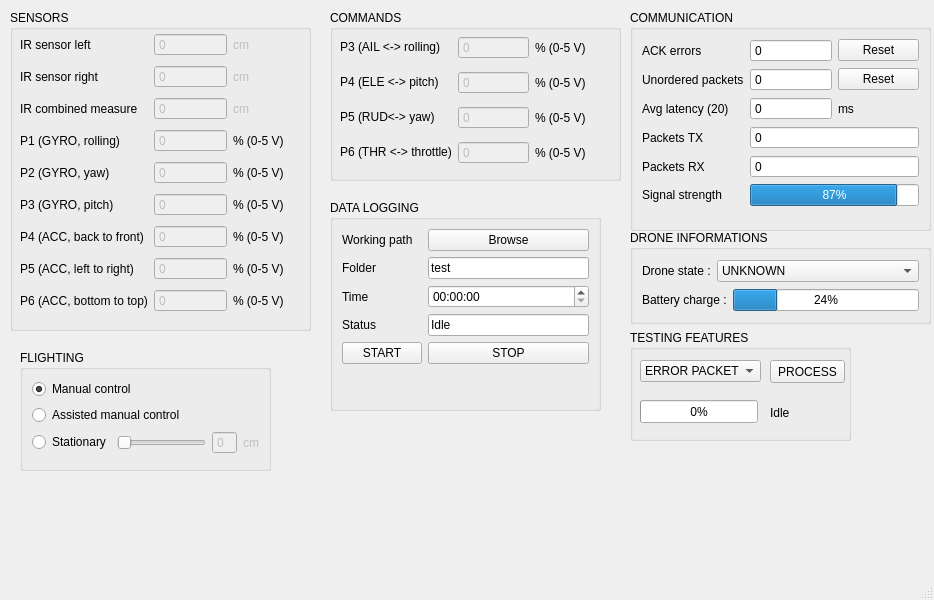
Before: the Qt Designer form Drone-Remote-Center/mainwindow.ui in jeanibarz/l3-drone, drawn with Qt 5.
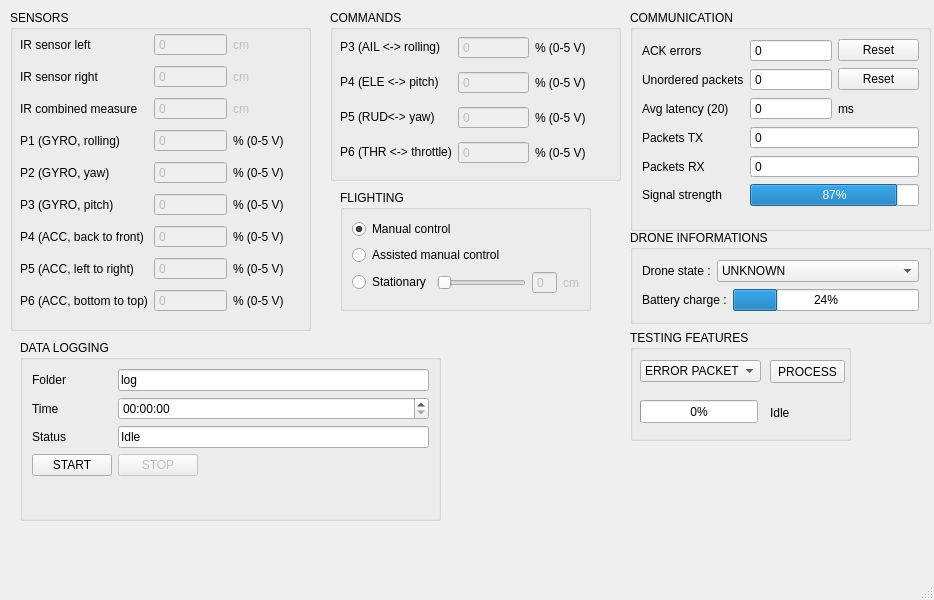
After: the same form once the commit is applied.

Commit message: Debut d'implementation du logging (boutons, verification/creation dossier, messages d'erreur, logging statut, incrementation des numeros de fichiers pour pas ecraser les donnees precedemment enregistrees etc.)

Patch:
```diff
--- a/Drone-Remote-Center/mainwindow.ui
+++ b/Drone-Remote-Center/mainwindow.ui
@@ -733,8 +733,8 @@
    <widget class="QGroupBox" name="groupBox_6">
     <property name="geometry">
      <rect>
-      <x>20</x>
-      <y>350</y>
+      <x>340</x>
+      <y>190</y>
       <width>251</width>
       <height>121</height>
      </rect>
@@ -822,55 +822,82 @@
    <widget class="QGroupBox" name="groupBox_7">
     <property name="geometry">
      <rect>
-      <x>330</x>
-      <y>200</y>
-      <width>271</width>
-      <height>211</height>
+      <x>20</x>
+      <y>340</y>
+      <width>421</width>
+      <height>181</height>
      </rect>
     </property>
     <property name="title">
      <string>DATA LOGGING</string>
     </property>
     <layout class="QGridLayout" name="gridLayout_4">
-     <item row="1" column="1">
-      <widget class="QLineEdit" name="lineEdit">
+     <item row="3" column="1">
+      <layout class="QHBoxLayout" name="horizontalLayout_5">
+       <item>
+        <widget class="QPushButton" name="pushButton_stop_logging">
+         <property name="enabled">
+          <bool>false</bool>
+         </property>
+         <property name="text">
+          <string>STOP</string>
+         </property>
+        </widget>
+       </item>
+       <item>
+        <spacer name="horizontalSpacer">
+         <property name="orientation">
+          <enum>Qt::Horizontal</enum>
+         </property>
+         <property name="sizeHint" stdset="0">
+          <size>
+           <width>40</width>
+           <height>20</height>
+          </size>
+         </property>
+        </spacer>
+       </item>
+      </layout>
+     </item>
+     <item row="0" column="1">
+      <widget class="QLineEdit" name="lineEdit_log_dir_path">
        <property name="text">
-        <string>test</string>
+        <string>log</string>
        </property>
        <property name="readOnly">
         <bool>false</bool>
        </property>
       </widget>
      </item>
-     <item row="1" column="0">
+     <item row="0" column="0">
       <widget class="QLabel" name="label_37">
        <property name="text">
         <string>Folder</string>
        </property>
       </widget>
      </item>
-     <item row="3" column="0">
+     <item row="2" column="0">
       <widget class="QLabel" name="label_40">
        <property name="text">
         <string>Status</string>
        </property>
       </widget>
      </item>
-     <item row="4" column="0">
-      <widget class="QPushButton" name="pushButton_2">
+     <item row="3" column="0">
+      <widget class="QPushButton" name="pushButton_start_logging">
        <property name="text">
         <string>START</string>
        </property>
       </widget>
      </item>
-     <item row="2" column="0">
+     <item row="1" column="0">
       <widget class="QLabel" name="label_39">
        <property name="text">
         <string>Time</string>
        </property>
       </widget>
      </item>
-     <item row="2" column="1">
+     <item row="1" column="1">
       <widget class="QTimeEdit" name="timeEdit_log_time">
        <property name="currentSection">
         <enum>QDateTimeEdit::HourSection</enum>
@@ -887,8 +914,8 @@
        </property>
       </widget>
      </item>
-     <item row="3" column="1">
-      <widget class="QLineEdit" name="lineEdit_2">
+     <item row="2" column="1">
+      <widget class="QLineEdit" name="lineEdit_logging_state">
        <property name="text">
         <string>Idle</string>
        </property>
@@ -898,27 +925,6 @@
       </widget>
      </item>
      <item row="4" column="1">
-      <widget class="QPushButton" name="pushButton_3">
-       <property name="text">
-        <string>STOP</string>
-       </property>
-      </widget>
-     </item>
-     <item row="0" column="0">
-      <widget class="QLabel" name="label_41">
-       <property name="text">
-        <string>Working path</string>
-       </property>
-      </widget>
-     </item>
-     <item row="0" column="1">
-      <widget class="QPushButton" name="pushButton_6">
-       <property name="text">
-        <string>Browse</string>
-       </property>
-      </widget>
-     </item>
-     <item row="5" column="1">
       <spacer name="verticalSpacer_3">
        <property name="orientation">
         <enum>Qt::Vertical</enum>
```
The commit also changes 3 other files.
